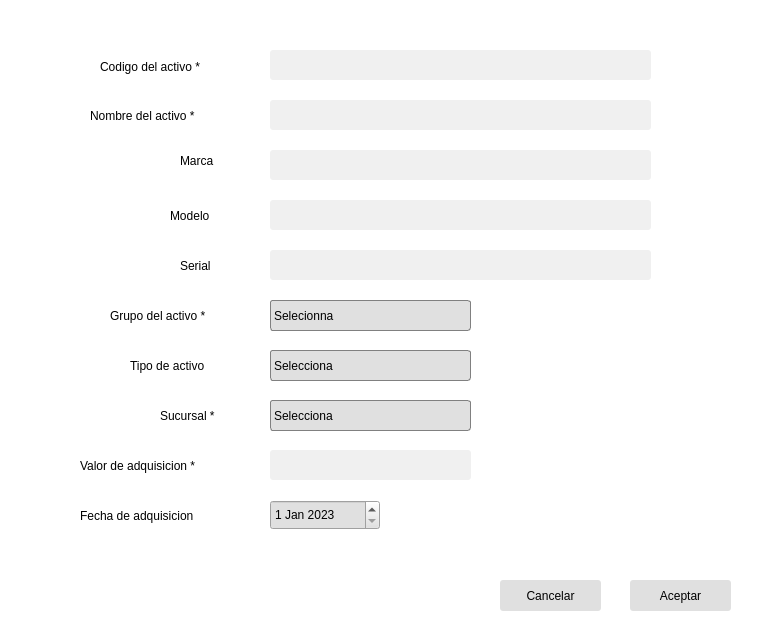
Qt form UI/registerassets.ui (adriii0104/ABAS_SYSTEM) before a commit.
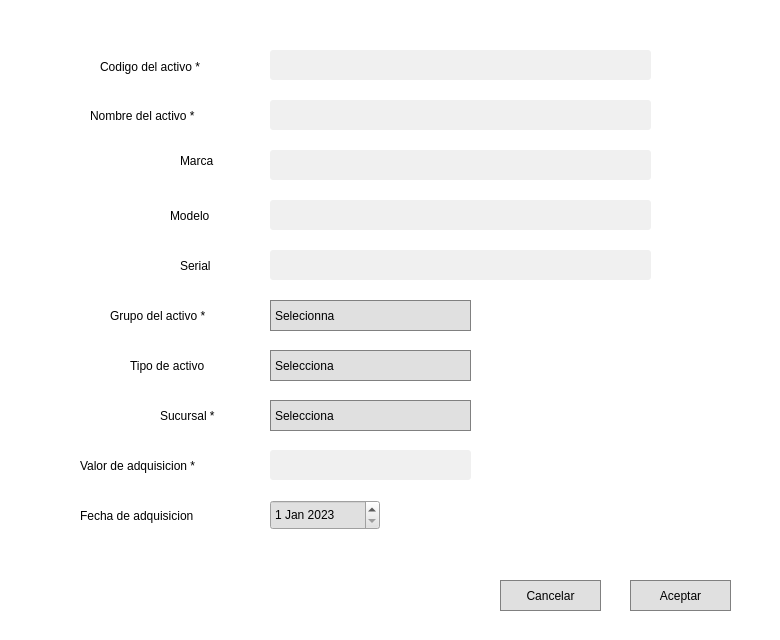
The same form after that commit. Icons and pictures are not drawn.

What changed in the file:
```diff
--- a/UI/registerassets.ui
+++ b/UI/registerassets.ui
@@ -7,9 +7,15 @@
     <x>0</x>
     <y>0</y>
     <width>780</width>
-    <height>643</height>
+    <height>640</height>
    </rect>
   </property>
+  <property name="minimumSize">
+   <size>
+    <width>780</width>
+    <height>640</height>
+   </size>
+  </property>
   <property name="windowTitle">
    <string>Agregar activos fijos</string>
   </property>
@@ -22,27 +28,23 @@
   </property>
   <widget class="QWidget" name="centralwidget">
    <property name="styleSheet">
-    <string notr="true">QWidget{
-
-font: 25 12pt &quot;Bahnschrift Light&quot;;
-}
-
-QLineEdit {
-background-color: #E0E0E0;
-color: black;
-border: red;
-
-}</string>
+    <string notr="true"/>
    </property>
    <widget class="QWidget" name="pantallaprincipal" native="true">
     <property name="geometry">
      <rect>
       <x>0</x>
       <y>0</y>
-      <width>781</width>
-      <height>641</height>
+      <width>780</width>
+      <height>640</height>
      </rect>
     </property>
+    <property name="minimumSize">
+     <size>
+      <width>780</width>
+      <height>640</height>
+     </size>
+    </property>
     <property name="styleSheet">
      <string notr="true">QWidget{
 
@@ -59,26 +61,19 @@
 QComboBox {
 color: rgb(0, 0, 0);
 background-color: rgb(224, 224, 224);
-border: 1px solid black;
-
 border: 1px solid gray;
-border-radius: 3px;
-padding: 1px 18px 1px 3px;
-min-width: 6em;
-background: qlineargradient(x1: 0, y1: 0, x2: 0, y2: 1,
-stop: 0 #E1E1E1, stop: 0.4 #DDDDDD,
-stop: 0.5 #D8D8D8, stop: 1.0 #D3D3D3);
 }
 
+
 QComboBox::drop-down {
     border-bottom-right-radius: 3px;
+
+
+
+
 }
 
 
-
-
-
-
 QLabel {
 color: black;
 
@@ -92,9 +87,10 @@
 }
 
 #cancelbutton, #acceptbutton {
-background-color: #E0E0E0;
 color: rgb(0, 0, 0);
-border-radius: 3px;
+background-color: rgb(224, 224, 224);
+border: 1px solid gray;
+
 }
 </string>
     </property>
```
Left out of the diff: 2 changed lines with no effect on the pictures.
